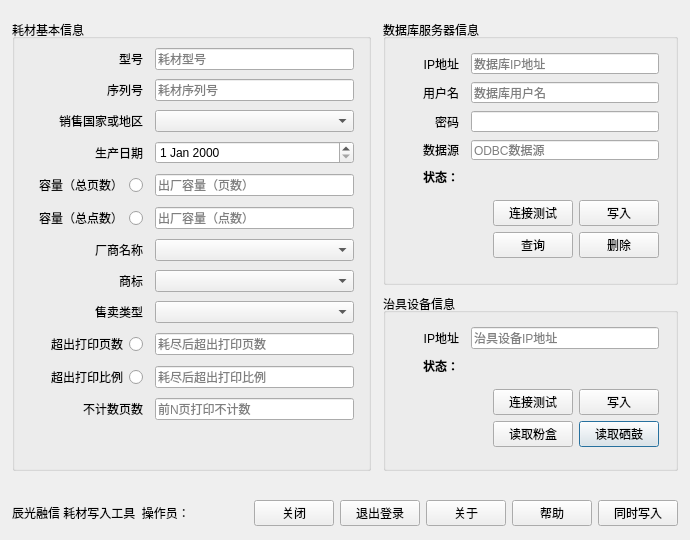
The window that supplywriter.ui (zlmone/supply_writer) describes before a commit, drawn with Qt 5.
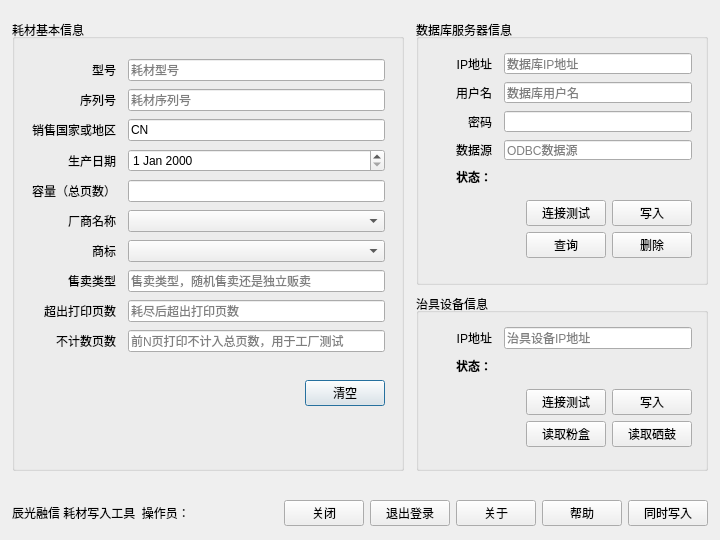
The same window after the commit. The open tabs and pages were chosen to show the change.

What changed in the file:
```diff
--- a/supplywriter.ui
+++ b/supplywriter.ui
@@ -6,7 +6,7 @@
    <rect>
     <x>0</x>
     <y>0</y>
-    <width>690</width>
+    <width>720</width>
     <height>540</height>
    </rect>
   </property>
@@ -21,7 +21,7 @@
     <rect>
      <x>0</x>
      <y>0</y>
-     <width>690</width>
+     <width>720</width>
      <height>540</height>
     </rect>
    </property>
@@ -47,7 +47,7 @@
       <rect>
        <x>380</x>
        <y>70</y>
-       <width>310</width>
+       <width>340</width>
        <height>400</height>
       </rect>
      </property>
@@ -56,10 +56,10 @@
        <number>12</number>
       </property>
       <property name="leftMargin">
-       <number>35</number>
+       <number>40</number>
       </property>
       <property name="rightMargin">
-       <number>35</number>
+       <number>40</number>
       </property>
       <item>
        <widget class="QLabel" name="logo_label">
@@ -250,7 +250,7 @@
       <rect>
        <x>380</x>
        <y>480</y>
-       <width>310</width>
+       <width>340</width>
        <height>55</height>
       </rect>
      </property>
@@ -327,7 +327,7 @@
       <item>
        <widget class="QLabel" name="label_19">
         <property name="text">
-         <string>辰光融信 版权所有 2022 V1.6  by youshun</string>
+         <string>辰光融信 版权所有 2022 V1.8.0  by youshun</string>
         </property>
         <property name="alignment">
          <set>Qt::AlignCenter</set>
@@ -343,7 +343,7 @@
       <rect>
        <x>0</x>
        <y>495</y>
-       <width>690</width>
+       <width>720</width>
        <height>36</height>
       </rect>
      </property>
@@ -456,11 +456,11 @@
       <rect>
        <x>0</x>
        <y>15</y>
-       <width>690</width>
+       <width>720</width>
        <height>460</height>
       </rect>
      </property>
-     <layout class="QHBoxLayout" name="horizontalLayout_6" stretch="13,11">
+     <layout class="QHBoxLayout" name="horizontalLayout_6" stretch="17,13">
       <property name="spacing">
        <number>12</number>
       </property>
@@ -506,18 +506,26 @@
         <property name="checkable">
          <bool>false</bool>
         </property>
-        <widget class="QWidget" name="layoutWidget">
+        <widget class="QWidget" name="verticalLayoutWidget_9">
          <property name="geometry">
           <rect>
            <x>10</x>
            <y>20</y>
-           <width>340</width>
-           <height>401</height>
+           <width>371</width>
+           <height>381</height>
           </rect>
          </property>
-         <layout class="QGridLayout" name="gridLayout" rowstretch="1,1,1,1,1,1,1,1,1,1,1,1" columnstretch="4,7" rowminimumheight="1,1,1,1,1,1,1,1,1,1,1,1" columnminimumwidth="3,7">
+         <layout class="QVBoxLayout" name="verticalLayout_10">
+          <property name="spacing">
+           <number>8</number>
+          </property>
+          <property name="bottomMargin">
+           <number>0</number>
+          </property>
+          <item>
+           <layout class="QGridLayout" name="gridLayout" rowstretch="1,1,1,1,1,1,1,1,1,1" columnstretch="1,3" rowminimumheight="1,1,1,1,1,1,1,1,1,1" columnminimumwidth="1,2">
           <property name="sizeConstraint">
-           <enum>QLayout::SetMinimumSize</enum>
+             <enum>QLayout::SetDefaultConstraint</enum>
           </property>
           <property name="leftMargin">
            <number>8</number>
@@ -537,36 +545,7 @@
           <property name="verticalSpacing">
            <number>8</number>
           </property>
-          <item row="9" column="1">
-           <widget class="QLineEdit" name="lineEdit_11">
-            <property name="maxLength">
-             <number>3</number>
-            </property>
-            <property name="placeholderText">
-             <string>耗尽后超出打印页数</string>
-            </property>
-           </widget>
-          </item>
-          <item row="9" column="0">
-           <widget class="QRadioButton" name="beyond_printpage_radio">
-            <property name="layoutDirection">
-             <enum>Qt::RightToLeft</enum>
-            </property>
-            <property name="text">
-             <string>超出打印页数</string>
-            </property>
-            <property name="checked">
-             <bool>false</bool>
-            </property>
-            <property name="autoRepeat">
-             <bool>false</bool>
-            </property>
-            <property name="autoExclusive">
-             <bool>false</bool>
-            </property>
-           </widget>
-          </item>
-          <item row="7" column="0">
+            <item row="6" column="0">
            <widget class="QLabel" name="label_8">
             <property name="text">
              <string>商标</string>
@@ -586,7 +565,47 @@
             </property>
            </widget>
           </item>
-          <item row="6" column="0">
+            <item row="9" column="0">
+             <widget class="QLabel" name="label_3">
+              <property name="text">
+               <string>不计数页数</string>
+              </property>
+              <property name="alignment">
+               <set>Qt::AlignRight|Qt::AlignTrailing|Qt::AlignVCenter</set>
+              </property>
+             </widget>
+            </item>
+            <item row="8" column="1">
+             <widget class="QLineEdit" name="lineEdit_11">
+              <property name="maxLength">
+               <number>3</number>
+              </property>
+              <property name="readOnly">
+               <bool>true</bool>
+              </property>
+              <property name="placeholderText">
+               <string>耗尽后超出打印页数</string>
+              </property>
+             </widget>
+            </item>
+            <item row="6" column="1">
+             <widget class="QComboBox" name="comboBox_4">
+              <property name="toolTip">
+               <string>选择耗材商标</string>
+              </property>
+             </widget>
+            </item>
+            <item row="2" column="0">
+             <widget class="QLabel" name="label_5">
+              <property name="text">
+               <string>销售国家或地区</string>
+              </property>
+              <property name="alignment">
+               <set>Qt::AlignRight|Qt::AlignTrailing|Qt::AlignVCenter</set>
+              </property>
+             </widget>
+            </item>
+            <item row="5" column="0">
            <widget class="QLabel" name="label_6">
             <property name="layoutDirection">
              <enum>Qt::LeftToRight</enum>
@@ -599,17 +618,30 @@
             </property>
            </widget>
           </item>
+            <item row="3" column="0">
+             <widget class="QLabel" name="label_11">
+              <property name="text">
+               <string>生产日期</string>
+              </property>
+              <property name="alignment">
+               <set>Qt::AlignRight|Qt::AlignTrailing|Qt::AlignVCenter</set>
+              </property>
+             </widget>
+            </item>
           <item row="0" column="1">
            <widget class="QLineEdit" name="lineEdit_2">
             <property name="maxLength">
              <number>15</number>
             </property>
+              <property name="readOnly">
+               <bool>true</bool>
+              </property>
             <property name="placeholderText">
              <string>耗材型号</string>
             </property>
            </widget>
           </item>
-          <item row="8" column="0">
+            <item row="7" column="0">
            <widget class="QLabel" name="label_7">
             <property name="text">
              <string>售卖类型</string>
@@ -619,114 +651,20 @@
             </property>
            </widget>
           </item>
-          <item row="1" column="0">
-           <widget class="QLabel" name="label_12">
-            <property name="text">
-             <string>序列号</string>
-            </property>
-            <property name="alignment">
-             <set>Qt::AlignRight|Qt::AlignTrailing|Qt::AlignVCenter</set>
-            </property>
-           </widget>
-          </item>
-          <item row="4" column="1">
-           <widget class="QLineEdit" name="lineEdit_6">
-            <property name="maxLength">
-             <number>8</number>
-            </property>
-            <property name="placeholderText">
-             <string>出厂容量（页数）</string>
-            </property>
-           </widget>
-          </item>
-          <item row="11" column="1">
-           <widget class="QLineEdit" name="lineEdit_13">
-            <property name="sizePolicy">
-             <sizepolicy hsizetype="Expanding" vsizetype="Fixed">
-              <horstretch>0</horstretch>
-              <verstretch>0</verstretch>
-             </sizepolicy>
-            </property>
-            <property name="maxLength">
-             <number>3</number>
-            </property>
-            <property name="placeholderText">
-             <string>前N页打印不计数</string>
-            </property>
-           </widget>
-          </item>
-          <item row="4" column="0">
-           <widget class="QRadioButton" name="total_page_radio">
-            <property name="layoutDirection">
-             <enum>Qt::RightToLeft</enum>
-            </property>
-            <property name="text">
-             <string>容量（总页数）</string>
-            </property>
-            <property name="checked">
-             <bool>false</bool>
-            </property>
-            <property name="autoRepeat">
-             <bool>false</bool>
-            </property>
-            <property name="autoExclusive">
-             <bool>false</bool>
-            </property>
-           </widget>
-          </item>
-          <item row="10" column="1">
-           <widget class="QLineEdit" name="lineEdit_12">
-            <property name="maxLength">
-             <number>2</number>
-            </property>
-            <property name="placeholderText">
-             <string>耗尽后超出打印比例</string>
-            </property>
-           </widget>
-          </item>
-          <item row="5" column="0">
-           <widget class="QRadioButton" name="total_dot_radio">
-            <property name="layoutDirection">
-             <enum>Qt::RightToLeft</enum>
-            </property>
-            <property name="text">
-             <string>容量（总点数）</string>
-            </property>
-            <property name="autoExclusive">
-             <bool>false</bool>
-            </property>
-           </widget>
-          </item>
-          <item row="2" column="0">
-           <widget class="QLabel" name="label_5">
-            <property name="text">
-             <string>销售国家或地区</string>
-            </property>
-            <property name="alignment">
-             <set>Qt::AlignRight|Qt::AlignTrailing|Qt::AlignVCenter</set>
-            </property>
-           </widget>
-          </item>
-          <item row="10" column="0">
-           <widget class="QRadioButton" name="beyond_printdot_radio">
-            <property name="layoutDirection">
-             <enum>Qt::RightToLeft</enum>
-            </property>
-            <property name="text">
-             <string>超出打印比例</string>
-            </property>
-            <property name="autoExclusive">
-             <bool>false</bool>
-            </property>
-           </widget>
-          </item>
           <item row="5" column="1">
-           <widget class="QLineEdit" name="lineEdit_7">
-            <property name="maxLength">
-             <number>8</number>
-            </property>
-            <property name="placeholderText">
-             <string>出厂容量（点数）</string>
+             <widget class="QComboBox" name="comboBox_3">
+              <property name="toolTip">
+               <string>选择耗材厂商名称</string>
+              </property>
+             </widget>
+            </item>
+            <item row="4" column="0">
+             <widget class="QLabel" name="label_47">
+              <property name="text">
+               <string>容量（总页数）</string>
+              </property>
+              <property name="alignment">
+               <set>Qt::AlignRight|Qt::AlignTrailing|Qt::AlignVCenter</set>
             </property>
            </widget>
           </item>
@@ -740,56 +678,112 @@
             </property>
            </widget>
           </item>
-          <item row="3" column="0">
-           <widget class="QLabel" name="label_11">
+            <item row="1" column="0">
+             <widget class="QLabel" name="label_12">
             <property name="text">
-             <string>生产日期</string>
+               <string>序列号</string>
             </property>
             <property name="alignment">
              <set>Qt::AlignRight|Qt::AlignTrailing|Qt::AlignVCenter</set>
             </property>
            </widget>
           </item>
-          <item row="11" column="0">
-           <widget class="QLabel" name="label_3">
-            <property name="text">
-             <string>不计数页数</string>
-            </property>
-            <property name="alignment">
-             <set>Qt::AlignRight|Qt::AlignTrailing|Qt::AlignVCenter</set>
-            </property>
-           </widget>
-          </item>
-          <item row="2" column="1">
-           <widget class="QComboBox" name="comboBox">
-            <property name="toolTip">
-             <string>选择耗材销售国家或地区</string>
-            </property>
-           </widget>
-          </item>
           <item row="3" column="1">
            <widget class="QDateEdit" name="dateEdit"/>
           </item>
-          <item row="8" column="1">
-           <widget class="QComboBox" name="comboBox_2">
-            <property name="toolTip">
-             <string>选择耗材随（打印）机售出还是作为独立商品售出</string>
-            </property>
-           </widget>
-          </item>
-          <item row="6" column="1">
-           <widget class="QComboBox" name="comboBox_3">
-            <property name="toolTip">
-             <string>选择耗材厂商名称</string>
+            <item row="8" column="0">
+             <widget class="QLabel" name="label_49">
+              <property name="text">
+               <string>超出打印页数</string>
+              </property>
+              <property name="alignment">
+               <set>Qt::AlignRight|Qt::AlignTrailing|Qt::AlignVCenter</set>
+              </property>
+             </widget>
+            </item>
+            <item row="2" column="1">
+             <widget class="QLineEdit" name="lineEdit_7">
+              <property name="text">
+               <string>CN</string>
+              </property>
+              <property name="maxLength">
+               <number>32</number>
+              </property>
+              <property name="readOnly">
+               <bool>true</bool>
+              </property>
+             </widget>
+            </item>
+            <item row="4" column="1">
+             <widget class="QLineEdit" name="lineEdit_6">
+              <property name="maxLength">
+               <number>32</number>
+              </property>
+              <property name="readOnly">
+               <bool>true</bool>
+              </property>
+             </widget>
+            </item>
+            <item row="9" column="1">
+             <widget class="QLineEdit" name="lineEdit_12">
+              <property name="maxLength">
+               <number>3</number>
+              </property>
+              <property name="readOnly">
+               <bool>true</bool>
+              </property>
+              <property name="placeholderText">
+               <string>前N页打印不计入总页数，用于工厂测试</string>
             </property>
            </widget>
           </item>
           <item row="7" column="1">
-           <widget class="QComboBox" name="comboBox_4">
+             <widget class="QLineEdit" name="lineEdit_13">
+              <property name="maxLength">
+               <number>32</number>
+              </property>
+              <property name="readOnly">
+               <bool>true</bool>
+              </property>
+              <property name="placeholderText">
+               <string>售卖类型，随机售卖还是独立贩卖</string>
+              </property>
+             </widget>
+            </item>
+           </layout>
+          </item>
+          <item>
+           <layout class="QHBoxLayout" name="horizontalLayout_12">
+            <property name="topMargin">
+             <number>0</number>
+            </property>
+            <property name="rightMargin">
+             <number>8</number>
+            </property>
+            <item>
+             <spacer name="horizontalSpacer_18">
+              <property name="orientation">
+               <enum>Qt::Horizontal</enum>
+              </property>
+              <property name="sizeHint" stdset="0">
+               <size>
+                <width>40</width>
+                <height>20</height>
+               </size>
+              </property>
+             </spacer>
+            </item>
+            <item>
+             <widget class="QPushButton" name="ClearSupplyInfo">
             <property name="toolTip">
-             <string>选择耗材商标</string>
-            </property>
-           </widget>
+               <string>清空耗材信息</string>
+              </property>
+              <property name="text">
+               <string>清空</string>
+              </property>
+             </widget>
+            </item>
+           </layout>
           </item>
          </layout>
         </widget>
@@ -1242,7 +1236,7 @@
       <rect>
        <x>380</x>
        <y>70</y>
-       <width>310</width>
+       <width>340</width>
        <height>380</height>
       </rect>
      </property>
@@ -1251,13 +1245,13 @@
        <number>12</number>
       </property>
       <property name="leftMargin">
-       <number>35</number>
+       <number>40</number>
       </property>
       <property name="topMargin">
        <number>0</number>
       </property>
       <property name="rightMargin">
-       <number>35</number>
+       <number>40</number>
       </property>
       <property name="bottomMargin">
        <number>0</number>
@@ -1420,7 +1414,7 @@
       <rect>
        <x>380</x>
        <y>70</y>
-       <width>310</width>
+       <width>340</width>
        <height>380</height>
       </rect>
      </property>
@@ -1429,10 +1423,10 @@
        <number>12</number>
       </property>
       <property name="leftMargin">
-       <number>35</number>
+       <number>40</number>
       </property>
       <property name="rightMargin">
-       <number>35</number>
+       <number>40</number>
       </property>
       <item>
        <widget class="QLabel" name="label_28">
@@ -1586,7 +1580,7 @@
       <rect>
        <x>380</x>
        <y>0</y>
-       <width>310</width>
+       <width>340</width>
        <height>540</height>
       </rect>
      </property>
@@ -1596,7 +1590,7 @@
         <rect>
          <x>0</x>
          <y>70</y>
-         <width>310</width>
+         <width>340</width>
          <height>360</height>
         </rect>
        </property>
@@ -1605,10 +1599,10 @@
          <number>12</number>
         </property>
         <property name="leftMargin">
-         <number>35</number>
+         <number>40</number>
         </property>
         <property name="rightMargin">
-         <number>35</number>
+         <number>40</number>
         </property>
         <item>
          <widget class="QLabel" name="label_33">
@@ -1749,7 +1743,7 @@
         <rect>
          <x>0</x>
          <y>70</y>
-         <width>310</width>
+         <width>340</width>
          <height>340</height>
         </rect>
        </property>
@@ -1758,10 +1752,10 @@
          <number>12</number>
         </property>
         <property name="leftMargin">
-         <number>35</number>
+         <number>40</number>
         </property>
         <property name="rightMargin">
-         <number>35</number>
+         <number>40</number>
         </property>
         <item>
          <widget class="QLabel" name="label_43">
```
Lines whose indentation alone changed are shown as unchanged.
